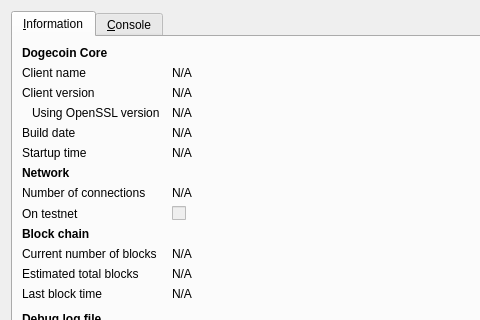
Above: src/qt/forms/rpcconsole.ui from sonountaleban/amigacoin before the change; both pictures show x 0 to 480 and y 0 to 320 of the 740 by 450 pixel window. Below: the same form after it.
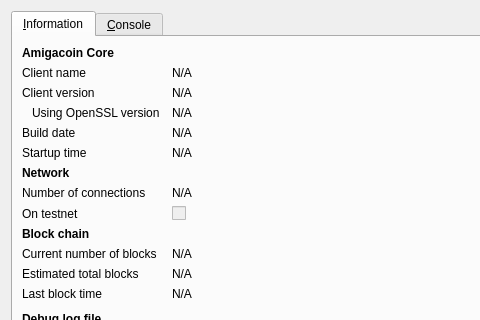
That is the form after the change. Icons and pictures are not drawn.

What changed in the file:
```diff
--- a/src/qt/forms/rpcconsole.ui
+++ b/src/qt/forms/rpcconsole.ui
@@ -36,7 +36,7 @@
           </font>
          </property>
          <property name="text">
-          <string>Dogecoin Core</string>
+          <string>Amigacoin Core</string>
          </property>
         </widget>
        </item>
```
Left out of the diff: 6 changed lines with no effect on the pictures.
